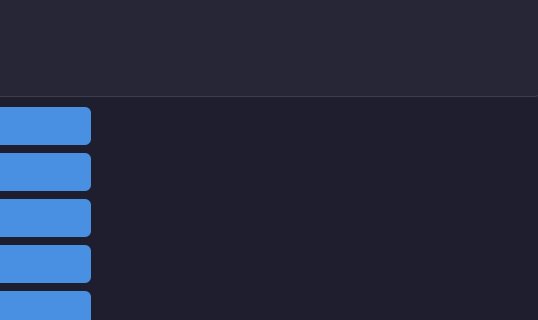
Gerakl1123/ARDA_Stud_Manager, file diploma.ui: the form before one commit; both pictures show x 950 to 1488 and y 115 to 435 of the 1488 by 553 pixel window.
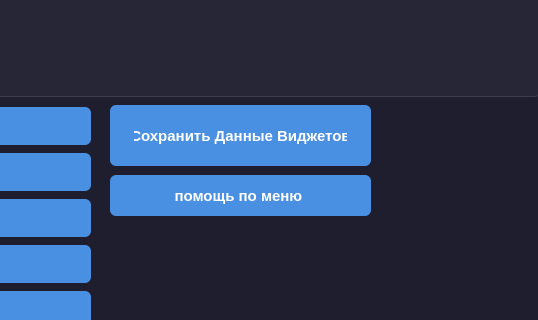
The form after the commit. Icons and pictures are not drawn.

```diff
--- a/diploma.ui
+++ b/diploma.ui
@@ -297,6 +297,32 @@
     </item>
    </layout>
   </widget>
+  <widget class="QPushButton" name="btnSaveDate">
+   <property name="geometry">
+    <rect>
+     <x>1060</x>
+     <y>220</y>
+     <width>261</width>
+     <height>61</height>
+    </rect>
+   </property>
+   <property name="text">
+    <string>Сохранить Данные Виджетов</string>
+   </property>
+  </widget>
+  <widget class="QPushButton" name="pushButton">
+   <property name="geometry">
+    <rect>
+     <x>1060</x>
+     <y>290</y>
+     <width>261</width>
+     <height>41</height>
+    </rect>
+   </property>
+   <property name="text">
+    <string>помощь по меню </string>
+   </property>
+  </widget>
  </widget>
  <resources/>
  <connections/>
```
